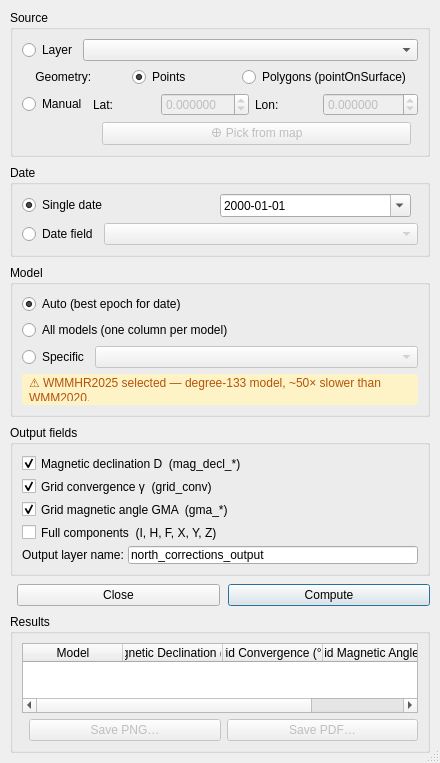
This is dialog_base.ui in stevengraham/meridian as Qt 5 draws it before an edit. The edited form follows.
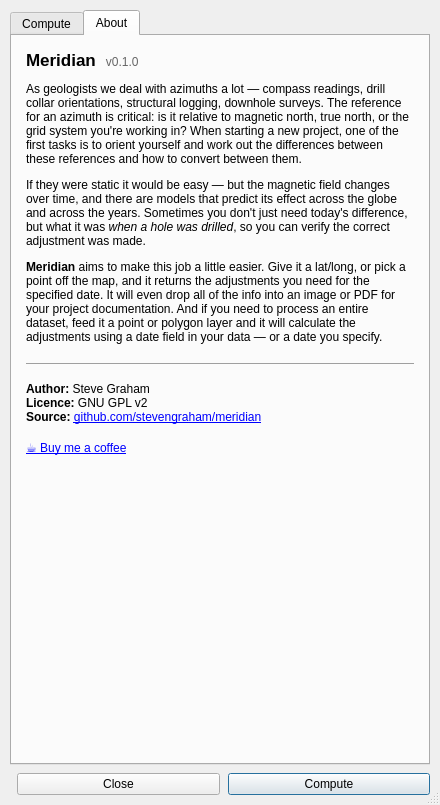
This is the edited form. The open tabs and pages were chosen to show the change.

Commit message:
Rewrite About/metadata copy, add LICENSE and README
- About tab and metadata.txt about= now share a geologist-voiced blurb;
  description= trimmed to a one-line Plugin Manager summary
- Add GPL v2 LICENSE file (declared in metadata, was missing)
- Add README.md (repo landing page)

The edit to the form file:
```diff
--- a/dialog_base.ui
+++ b/dialog_base.ui
@@ -3,7 +3,7 @@
  <class>NorthCorrectionsDialogBase</class>
  <widget class="QDialog" name="NorthCorrectionsDialogBase">
   <property name="geometry">
-   <rect><x>0</x><y>0</y><width>440</width><height>640</height></rect>
+   <rect><x>0</x><y>0</y><width>440</width><height>680</height></rect>
   </property>
   <property name="windowTitle">
    <string>North Corrections</string>
@@ -18,6 +18,21 @@
    <property name="rightMargin"><number>10</number></property>
    <property name="bottomMargin"><number>10</number></property>
 
+   <!-- ===== TAB WIDGET ===== -->
+   <item>
+    <widget class="QTabWidget" name="tabWidget">
+     <property name="currentIndex"><number>0</number></property>
+
+     <!-- ===== TAB 1: COMPUTE ===== -->
+     <widget class="QWidget" name="tabCompute">
+      <attribute name="title"><string>Compute</string></attribute>
+      <layout class="QVBoxLayout" name="computeLayout">
+       <property name="spacing"><number>8</number></property>
+       <property name="leftMargin"><number>6</number></property>
+       <property name="topMargin"><number>6</number></property>
+       <property name="rightMargin"><number>6</number></property>
+       <property name="bottomMargin"><number>6</number></property>
+
    <!-- ===== SOURCE ===== -->
    <item>
     <widget class="QGroupBox" name="grpSource">
@@ -165,7 +180,7 @@
       <item>
        <layout class="QHBoxLayout">
         <item><widget class="QLabel" name="lblOutputName"><property name="text"><string>Output layer name:</string></property></widget></item>
-        <item><widget class="QLineEdit" name="editOutputName"><property name="text"><string>north_corrections_output</string></property></widget></item>
+            <item><widget class="QLineEdit" name="editOutputName"><property name="text"><string>meridian_output</string></property></widget></item>
        </layout>
       </item>
 
@@ -173,24 +188,6 @@
     </widget>
    </item>
 
-   <!-- ===== BUTTONS ===== -->
-   <item>
-    <layout class="QHBoxLayout">
-     <item><spacer><property name="orientation"><enum>Qt::Horizontal</enum></property></spacer></item>
-     <item>
-      <widget class="QPushButton" name="btnClose">
-       <property name="text"><string>Close</string></property>
-      </widget>
-     </item>
-     <item>
-      <widget class="QPushButton" name="btnCompute">
-       <property name="text"><string>Compute</string></property>
-       <property name="default"><bool>true</bool></property>
-      </widget>
-     </item>
-    </layout>
-   </item>
-
    <!-- ===== RESULTS (manual/map-click only) ===== -->
    <item>
     <widget class="QGroupBox" name="grpResults">
@@ -227,6 +224,75 @@
       </item>
      </layout>
     </widget>
+       </item>
+
+      </layout>
+     </widget>
+
+     <!-- ===== TAB 2: ABOUT ===== -->
+     <widget class="QWidget" name="tabAbout">
+      <attribute name="title"><string>About</string></attribute>
+      <layout class="QVBoxLayout" name="aboutLayout">
+       <property name="spacing"><number>12</number></property>
+       <property name="leftMargin"><number>14</number></property>
+       <property name="topMargin"><number>14</number></property>
+       <property name="rightMargin"><number>14</number></property>
+       <property name="bottomMargin"><number>14</number></property>
+
+       <item>
+        <widget class="QLabel" name="lblAbout">
+         <property name="textFormat"><enum>Qt::RichText</enum></property>
+         <property name="wordWrap"><bool>true</bool></property>
+         <property name="openExternalLinks"><bool>true</bool></property>
+         <property name="alignment"><set>Qt::AlignTop|Qt::AlignLeft</set></property>
+         <property name="text"><string>&lt;html&gt;&lt;body&gt;
+&lt;p&gt;&lt;b style="font-size:13pt;"&gt;Meridian&lt;/b&gt; &amp;nbsp; &lt;span style="color:#666;"&gt;v0.1.0&lt;/span&gt;&lt;/p&gt;
+&lt;p&gt;As geologists we deal with azimuths a lot — compass readings, drill collar orientations, structural logging, downhole surveys. The reference for an azimuth is critical: is it relative to magnetic north, true north, or the grid system you're working in? When starting a new project, one of the first tasks is to orient yourself and work out the differences between these references and how to convert between them.&lt;/p&gt;
+&lt;p&gt;If they were static it would be easy — but the magnetic field changes over time, and there are models that predict its effect across the globe and across the years. Sometimes you don't just need today's difference, but what it was &lt;i&gt;when a hole was drilled&lt;/i&gt;, so you can verify the correct adjustment was made.&lt;/p&gt;
+&lt;p&gt;&lt;b&gt;Meridian&lt;/b&gt; aims to make this job a little easier. Give it a lat/long, or pick a point off the map, and it returns the adjustments you need for the specified date. It will even drop all of the info into an image or PDF for your project documentation. And if you need to process an entire dataset, feed it a point or polygon layer and it will calculate the adjustments using a date field in your data — or a date you specify.&lt;/p&gt;
+&lt;hr/&gt;
+&lt;p&gt;
+&lt;b&gt;Author:&lt;/b&gt; Steve Graham&lt;br/&gt;
+&lt;b&gt;Licence:&lt;/b&gt; GNU GPL v2&lt;br/&gt;
+&lt;b&gt;Source:&lt;/b&gt; &lt;a href="https://github.com/stevengraham/meridian"&gt;github.com/stevengraham/meridian&lt;/a&gt;
+&lt;/p&gt;
+&lt;p style="margin-top:16px;"&gt;
+&lt;a href="https://www.buymeacoffee.com/solasdata"&gt;☕ Buy me a coffee&lt;/a&gt;
+&lt;/p&gt;
+&lt;/body&gt;&lt;/html&gt;</string>
+        </property>
+        </widget>
+       </item>
+
+       <item>
+        <spacer>
+         <property name="orientation"><enum>Qt::Vertical</enum></property>
+         <property name="sizeHint" stdset="0"><size><width>20</width><height>40</height></size></property>
+        </spacer>
+       </item>
+
+      </layout>
+     </widget>
+
+    </widget>
+   </item>
+
+   <!-- ===== DIALOG BUTTONS ===== -->
+   <item>
+    <layout class="QHBoxLayout">
+     <item><spacer><property name="orientation"><enum>Qt::Horizontal</enum></property></spacer></item>
+     <item>
+      <widget class="QPushButton" name="btnClose">
+       <property name="text"><string>Close</string></property>
+      </widget>
+     </item>
+     <item>
+      <widget class="QPushButton" name="btnCompute">
+       <property name="text"><string>Compute</string></property>
+       <property name="default"><bool>true</bool></property>
+      </widget>
+     </item>
+    </layout>
    </item>
 
   </layout>
```
Left out of the diff: 8 changed lines with no effect on the pictures. Lines whose indentation alone changed are shown as unchanged. The commit also changes 7 other files.
